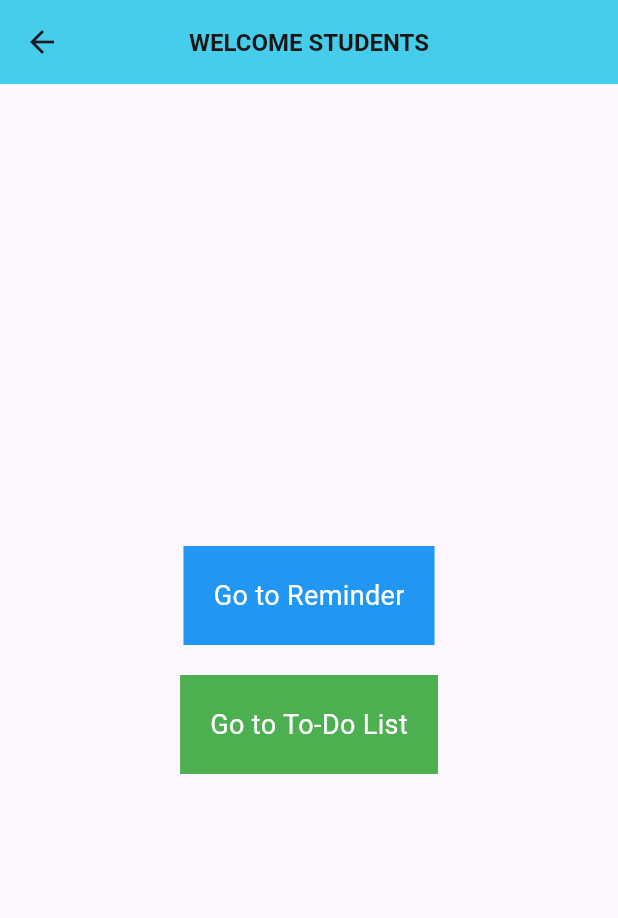
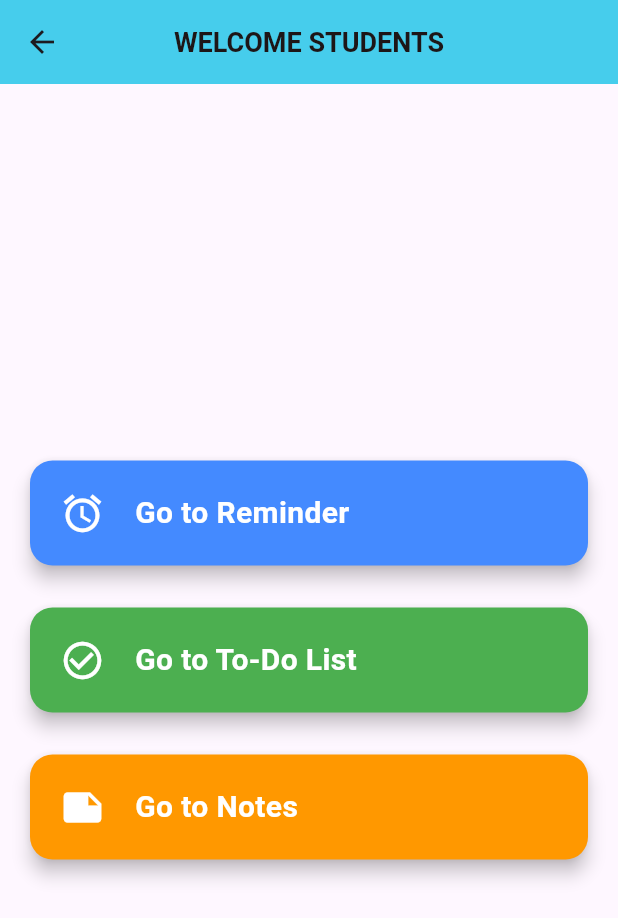
Before and after one commit to DHRUV10-R/myproject, a Flutter app: the HomeScreen screen opened by its route, on a phone screen of 412 x 824 dp. Shown: the top 918 px of the screen. Run offline on Flutter 3.47's test engine with Material 3 defaults, Android fonts, the phone set to English and light mode, and no system bars; our stand-ins replace cloud_firestore, firebase_auth, firebase_core, firebase_storage, flutter_bloc, flutter_local_notifications and 6 more; accounts and stored records are empty.

Commit message:
Update home_screen.dart
Added Notes Screen

```diff
--- a/lib/Screen/home_screen.dart
+++ b/lib/Screen/home_screen.dart
@@ -1,5 +1,3 @@
-
-
 import 'package:flutter/material.dart';
 import 'package:my_prg/utils/app_colors.dart';
 
@@ -15,45 +13,71 @@ class HomeScreen extends StatelessWidget {
           "WELCOME STUDENTS",
           style: TextStyle(
             color: AppColors.blackColor,
-            fontSize: 16,
-            fontWeight: FontWeight.w700,
+            fontSize: 18,
+            fontWeight: FontWeight.bold,
           ),
         ),
       ),
-      body: Center(
+      body: Padding(
+        padding: const EdgeInsets.all(16.0),
         child: Column(
           mainAxisAlignment: MainAxisAlignment.center,
           children: [
-            InkWell(
+            _buildCard(
+              title: 'Go to Reminder',
+              color: Colors.blueAccent,
+              icon: Icons.alarm,
               onTap: () {
-                Navigator.pushNamed(context, '/rem'); // Ensure '/home' is defined in your routes
+                Navigator.pushNamed(context, '/rem');
               },
-              child: Container(
-                padding: EdgeInsets.all(20),
-                margin: EdgeInsets.only(bottom: 20),
-                color: Colors.blue,
-                child: Text(
-                  'Go to Reminder',
-                  style: TextStyle(color: Colors.white, fontSize: 18),
-                ),
-              ),
             ),
-            InkWell(
+            SizedBox(height: 20),
+            _buildCard(
+              title: 'Go to To-Do List',
+              color: Colors.green,
+              icon: Icons.check_circle_outline,
               onTap: () {
-                Navigator.pushNamed(context, '/todo'); // Ensure '/todo' is defined in your routes
+                Navigator.pushNamed(context, '/todo');
               },
-              child: Container(
-                padding: EdgeInsets.all(20),
-                color: Colors.green,
-                child: Text(
-                  'Go to To-Do List',
-                  style: TextStyle(color: Colors.white, fontSize: 18),
-                ),
-              ),
+            ),
+            SizedBox(height: 20),
+            _buildCard(
+              title: 'Go to Notes',
+              color: Colors.orange,
+              icon: Icons.note,
+              onTap: () {
+                Navigator.pushNamed(context, '/notes');
+              },
             ),
           ],
         ),
       ),
     );
   }
+
+  Widget _buildCard({String title, Color color, IconData icon, Function onTap}) {
+    return GestureDetector(
+      onTap: onTap,
+      child: Card(
+        shape: RoundedRectangleBorder(
+          borderRadius: BorderRadius.circular(15),
+        ),
+        elevation: 5,
+        color: color,
+        child: Padding(
+          padding: const EdgeInsets.all(20.0),
+          child: Row(
+            children: [
+              Icon(icon, size: 30, color: Colors.white),
+              SizedBox(width: 20),
+              Text(
+                title,
+                style: TextStyle(color: Colors.white, fontSize: 20, fontWeight: FontWeight.bold),
+              ),
+            ],
+          ),
+        ),
+      ),
+    );
+  }
 }
```
